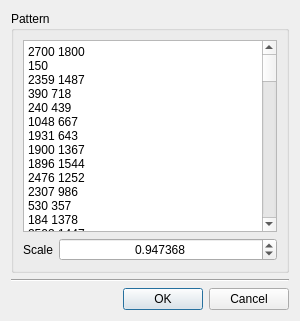
Qt form app/ui/UchiyamaFinder.ui (xalpha/iris) before a commit.
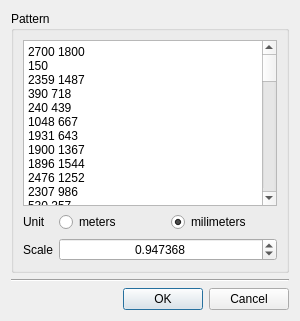
The same form after that commit.

Commit message: corrected the unit of the points in Uchiyama Finder

```diff
--- a/app/ui/UchiyamaFinder.ui
+++ b/app/ui/UchiyamaFinder.ui
@@ -26,14 +26,14 @@
       <string>Pattern</string>
      </property>
      <layout class="QFormLayout" name="formLayout_2">
-      <item row="1" column="0">
+      <item row="2" column="0">
        <widget class="QLabel" name="label_3">
         <property name="text">
          <string>Scale</string>
         </property>
        </widget>
       </item>
-      <item row="1" column="1">
+      <item row="2" column="1">
        <widget class="QDoubleSpinBox" name="scale">
         <property name="alignment">
          <set>Qt::AlignCenter</set>
@@ -207,6 +207,34 @@
         </property>
        </widget>
       </item>
+      <item row="1" column="0">
+       <widget class="QLabel" name="label">
+        <property name="text">
+         <string>Unit</string>
+        </property>
+       </widget>
+      </item>
+      <item row="1" column="1">
+       <layout class="QHBoxLayout" name="horizontalLayout">
+        <item>
+         <widget class="QRadioButton" name="unit_m">
+          <property name="text">
+           <string>meters</string>
+          </property>
+         </widget>
+        </item>
+        <item>
+         <widget class="QRadioButton" name="unit_mm">
+          <property name="text">
+           <string>milimeters</string>
+          </property>
+          <property name="checked">
+           <bool>true</bool>
+          </property>
+         </widget>
+        </item>
+       </layout>
+      </item>
      </layout>
     </widget>
    </item>
```
The commit also changes 1 other file.
